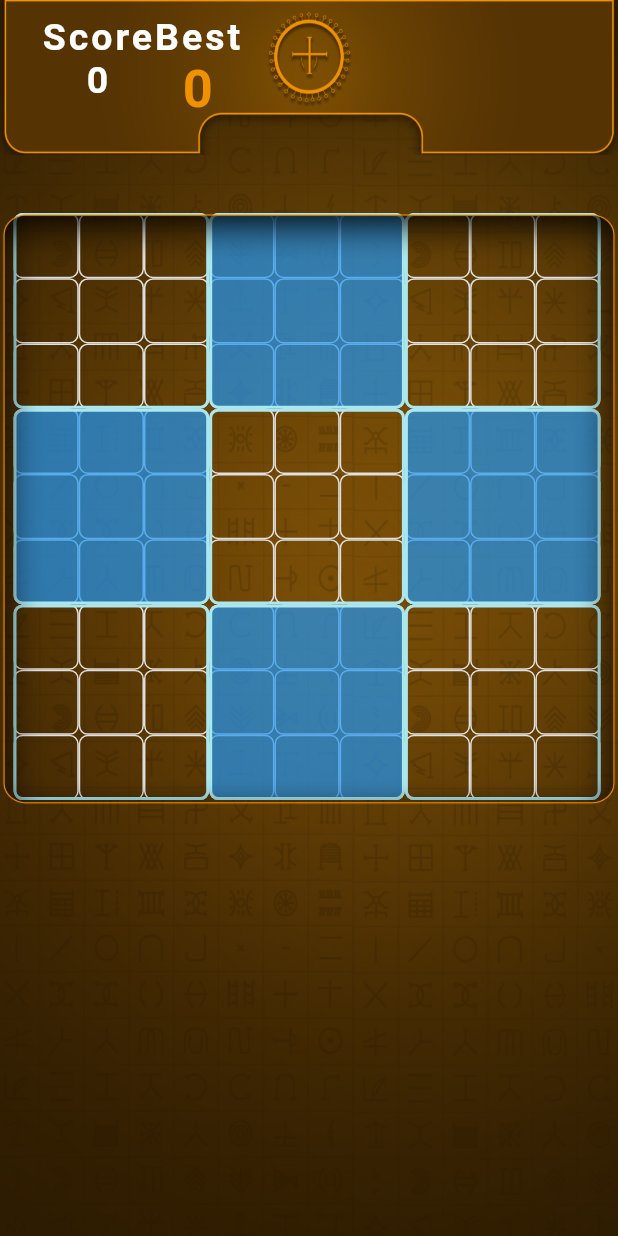
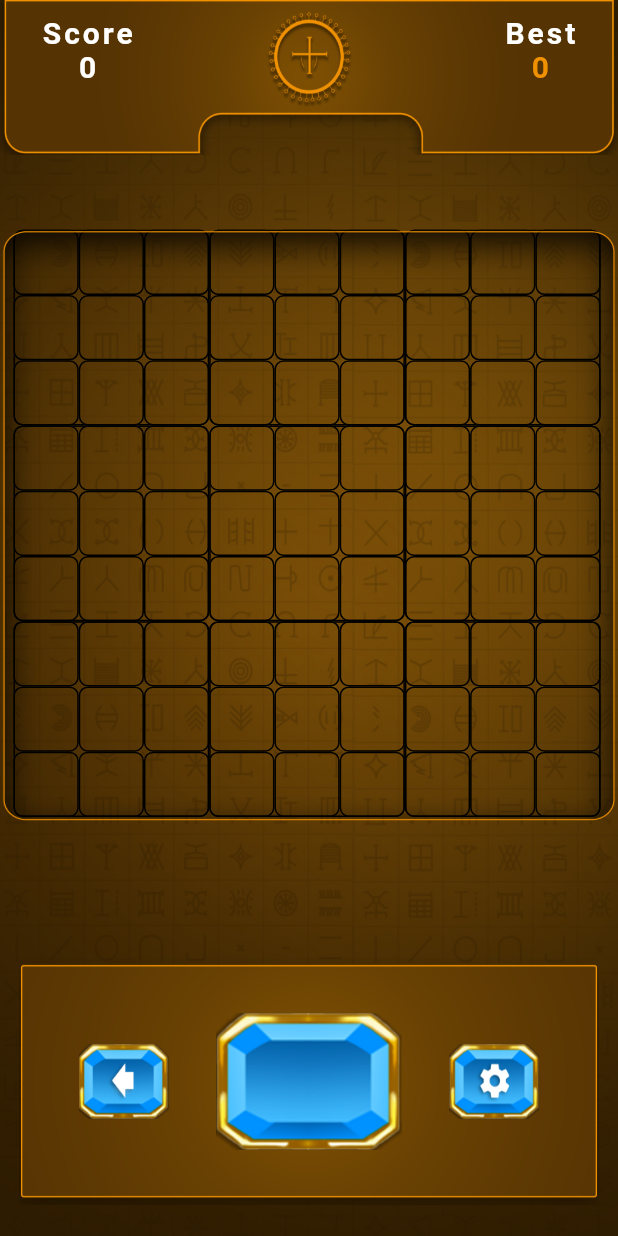
Before and after one commit to Sxmtee/JewelSwipe, a Flutter app: the GameScreen screen opened directly, on a phone screen of 412 x 824 dp. Run offline on Flutter 3.47's test engine with Material 2 defaults, Android fonts, the phone set to English and light mode, and no system bars; drawn by our look-alikes of countup; our stand-ins replace google_fonts, shared_preferences; accounts and stored records are empty; Roboto replaces fonts that are missing (Aclonica, Allison).

Commit message:
statusbar

```diff
--- a/lib/JewelSwipe/Gameview/Screens/Gamescreen.dart
+++ b/lib/JewelSwipe/Gameview/Screens/Gamescreen.dart
@@ -31,7 +31,9 @@ class _GameScreenState extends State<GameScreen> {
           child: Column(
             children: [
               const StatusBar(),
-              const SizedBox(height: 30),
+              SizedBox(
+                height: Sizes.sHeight * 5,
+              ),
               const BlockGrid(),
               Column(
                 children: List.generate(
@@ -54,7 +56,9 @@ class _GameScreenState extends State<GameScreen> {
                   ),
                 ),
               ),
-              const Flexible(child: NextItemList()),
+              const Flexible(
+                child: NextItemList(),
+              ),
             ],
           ),
         ),
--- a/lib/JewelSwipe/Gameview/Screens/Jewelscreen.dart
+++ b/lib/JewelSwipe/Gameview/Screens/Jewelscreen.dart
@@ -55,6 +55,8 @@ class _JewelScreenState extends State<JewelScreen> {
                 ),
               ),
             ),
+            Stack(
+              children: [
                 Container(
                   height: Sizes.sHeight * 15,
                   width: Sizes.sWidth * 50,
@@ -64,6 +66,21 @@ class _JewelScreenState extends State<JewelScreen> {
                     ),
                   ),
                 ),
+                Positioned(
+                  left: Sizes.sWidth * 18,
+                  bottom: Sizes.sHeight * 3,
+                  child: Container(
+                    height: Sizes.sHeight * 15,
+                    width: Sizes.sWidth * 50,
+                    decoration: const BoxDecoration(
+                      image: DecorationImage(
+                        image: AssetImage("assets/images/LIGHT.png"),
+                      ),
+                    ),
+                  ),
+                ),
+              ],
+            ),
           ],
         ),
       ),
--- a/lib/JewelSwipe/Gameview/Widgets/gamescreen/main_block_grid.dart
+++ b/lib/JewelSwipe/Gameview/Widgets/gamescreen/main_block_grid.dart
@@ -3,6 +3,7 @@ import 'dart:math';
 import 'package:flutter/material.dart';
 import 'package:jewelswipe/JewelSwipe/Gameplay/jewel_dimension.dart';
 import 'package:jewelswipe/JewelSwipe/Gameplay/jewel_model.dart';
+import 'package:jewelswipe/JewelSwipe/Gameview/Widgets/constants/sizes.dart';
 import 'package:jewelswipe/JewelSwipe/Gameview/Widgets/gamescreen/blockdrag_target.dart';
 import 'package:jewelswipe/JewelSwipe/Gameview/Widgets/gamescreen/pseudogrid.dart';
 import 'package:provider/provider.dart';
@@ -20,22 +21,6 @@ class _BlockGridState extends State<BlockGrid>
   late Animation<double> _anim;
   double offset = 9;
 
-  // bool isInRange(List<int>? blockX, List<int>? blockY, int x, int y) {
-  //   if (blockX == null || blockY == null) return false;
-  //   final len = blockX.length;
-  //   for (int i = 0; i < len; i++) {
-  //     final bx = blockX[i], by = blockY[i];
-  //     if (x >= bx * Dimensions.blockSize &&
-  //         x < (bx + 1) * Dimensions.blockSize) {
-  //       if (y >= by * Dimensions.blockSize &&
-  //           y < (by + 1) * Dimensions.blockSize) {
-  //         return true;
-  //       }
-  //     }
-  //   }
-  //   return false;
-  // }
-
   @override
   void initState() {
     super.initState();
@@ -51,9 +36,8 @@ class _BlockGridState extends State<BlockGrid>
 
   @override
   Widget build(BuildContext context) {
-    final screenSize = MediaQuery.of(context).size;
-    final width = screenSize.width;
-    final itemSize = (width * 0.95) / Dimensions.gridSize;
+    Sizes().init(context);
+    final itemSize = (Sizes.screenWidth * 0.95) / Dimensions.gridSize;
 
     return Consumer<JewelModel>(
       builder: (context, game, child) => GestureDetector(
@@ -71,7 +55,7 @@ class _BlockGridState extends State<BlockGrid>
 
         // },
         child: SizedBox(
-          height: screenSize.width,
+          height: Sizes.screenWidth,
           child: Stack(
             children: [
               Positioned(
@@ -83,10 +67,7 @@ class _BlockGridState extends State<BlockGrid>
                 left: 0,
                 top: 0,
                 child: Container(
-                  height: itemSize,
-                  width: itemSize,
                   decoration: const BoxDecoration(
-                    borderRadius: BorderRadius.all(Radius.circular(15)),
                     image: DecorationImage(
                       fit: BoxFit.fill,
                       image: AssetImage("assets/images/grid.png"),
@@ -109,12 +90,12 @@ class _BlockGridState extends State<BlockGrid>
                         top: offset +
                             y * itemSize +
                             ((game.row != null && game.row!.contains(y))
-                                ? _anim.value * width * pow(-1, x)
+                                ? _anim.value * Sizes.screenWidth * pow(-1, x)
                                 : 0),
                         left: offset +
                             x * itemSize -
                             ((game.row != null && game.row!.contains(y))
-                                ? _anim.value * width * pow(-1, y)
+                                ? _anim.value * Sizes.screenWidth * pow(-1, y)
                                 : 0),
                         child: Transform.rotate(
                           angle: (game.row != null && game.row!.contains(y))
--- a/lib/JewelSwipe/Gameview/Widgets/gamescreen/next_item_list.dart
+++ b/lib/JewelSwipe/Gameview/Widgets/gamescreen/next_item_list.dart
@@ -2,6 +2,9 @@ import 'package:flutter/material.dart';
 import 'package:jewelswipe/JewelSwipe/Gameplay/jewel_data.dart';
 import 'package:jewelswipe/JewelSwipe/Gameplay/jewel_dimension.dart';
 import 'package:jewelswipe/JewelSwipe/Gameplay/jewel_model.dart';
+import 'package:jewelswipe/JewelSwipe/Gameview/Screens/Homescreen.dart';
+import 'package:jewelswipe/JewelSwipe/Gameview/Widgets/constants/gamebutton.dart';
+import 'package:jewelswipe/JewelSwipe/Gameview/Widgets/constants/sizes.dart';
 // import 'package:jewelswipe/JewelSwipe/Gameview/Widgets/nextitemlist/block_item_preview.dart';
 import 'package:jewelswipe/JewelSwipe/Gameview/Widgets/nextitemlist/empty_item_preview.dart';
 import 'package:provider/provider.dart';
@@ -19,17 +22,37 @@ class _NextItemListState extends State<NextItemList> {
 
   @override
   Widget build(BuildContext context) {
-    var size = MediaQuery.of(context).size;
-    final itemSize = (size.width * 0.95) / Dimensions.gridSize;
+    Sizes().init(context);
+    final itemSize = (Sizes.screenWidth * 0.95) / Dimensions.gridSize;
 
     return Container(
-      padding: const EdgeInsets.only(bottom: 35),
-      height: size.height / 5,
-      width: size.width,
+      padding: EdgeInsets.symmetric(
+        horizontal: Sizes.sWidth * 5,
+      ),
+      height: Sizes.screenHeight / 5,
+      width: Sizes.screenWidth,
+      decoration: const BoxDecoration(
+        image: DecorationImage(
+          image: AssetImage("assets/images/panel.png"),
+        ),
+      ),
       child: Consumer<JewelModel>(
         builder: (context, game, child) {
           final piece = game.nextPieces[0];
-          return Draggable<DragData>(
+          return Row(
+            mainAxisAlignment: MainAxisAlignment.spaceEvenly,
+            children: [
+              GameButton(
+                width: 60,
+                onPressed: () {
+                  var route = MaterialPageRoute(
+                    builder: (context) => const HomeScreen(),
+                  );
+                  Navigator.push(context, route);
+                },
+                assetName: "assets/images/back.png",
+              ),
+              Draggable<DragData>(
                 onDragStarted: () {
                   // game.pick();
                 },
@@ -39,7 +62,7 @@ class _NextItemListState extends State<NextItemList> {
                   return Offset(50, itemSize * 4);
                 },
                 feedback: Transform.scale(
-                // scale: 1.25,
+                  scale: 1.25,
                   // child: BlockItemPreview(
                   //   piece: piece,
                   //   size: 30,
@@ -47,9 +70,12 @@ class _NextItemListState extends State<NextItemList> {
                   // ),
                 ),
                 child: Container(
-              color: Colors.transparent,
-              height: 100,
-              width: 100,
+                  decoration: const BoxDecoration(
+                    image: DecorationImage(
+                      image: AssetImage("assets/images/nextpiece.png"),
+                    ),
+                  ),
+                  width: Sizes.sWidth * 30,
                   // child: BlockItemPreview(
                   //   piece: piece,
                   //   size: 20,
@@ -59,6 +85,15 @@ class _NextItemListState extends State<NextItemList> {
                 onDragCompleted: () {
                   // game.drop();
                 },
+              ),
+              GameButton(
+                width: 60,
+                onPressed: () {
+                  game.reset();
+                },
+                assetName: "assets/images/settings.png",
+              ),
+            ],
           );
         },
       ),
--- a/lib/JewelSwipe/Gameview/Widgets/gamescreen/pseudogrid.dart
+++ b/lib/JewelSwipe/Gameview/Widgets/gamescreen/pseudogrid.dart
@@ -1,23 +1,17 @@
 import 'package:flutter/material.dart';
 import 'package:jewelswipe/JewelSwipe/Gameplay/jewel_dimension.dart';
+import 'package:jewelswipe/JewelSwipe/Gameview/Widgets/constants/sizes.dart';
 
 class PseudoGrid extends StatelessWidget {
   const PseudoGrid({super.key});
 
   @override
   Widget build(BuildContext context) {
-    final screenSize = MediaQuery.of(context).size;
-    final width = screenSize.width;
-    final itemSize = (width * 0.95) / Dimensions.gridSize;
+    Sizes().init(context);
+    final itemSize = (Sizes.screenWidth * 0.95) / Dimensions.gridSize;
 
-    return Container(
-      height: width,
-      // decoration: const BoxDecoration(
-      //   image: DecorationImage(
-      //     fit: BoxFit.fill,
-      //     image: AssetImage("assets/images/water2.gif"),
-      //   ),
-      // ),
+    return SizedBox(
+      height: Sizes.screenWidth,
       child: Column(
         children: List.generate(
           Dimensions.blockCount,
@@ -29,13 +23,10 @@ class PseudoGrid extends StatelessWidget {
                   return DecoratedBox(
                     position: DecorationPosition.foreground,
                     decoration: BoxDecoration(
-                      color: (by == 1 || bx == 1) && by != bx
-                          ? Colors.blue.withOpacity(0.7)
-                          : Colors.transparent,
                       borderRadius: BorderRadius.circular(6),
                       border: Border.all(
-                        color: const Color(0XFFa9e8f1),
-                        width: 2,
+                        color: Colors.black,
+                        width: 1,
                       ),
                     ),
                     child: Column(
@@ -51,7 +42,7 @@ class PseudoGrid extends StatelessWidget {
                                   decoration: BoxDecoration(
                                     borderRadius: BorderRadius.circular(6),
                                     border: Border.all(
-                                      color: Colors.grey.shade300,
+                                      color: Colors.black,
                                     ),
                                   ),
                                   child: SizedBox(
--- a/lib/JewelSwipe/Gameview/Widgets/gamescreen/statusbar.dart
+++ b/lib/JewelSwipe/Gameview/Widgets/gamescreen/statusbar.dart
@@ -25,9 +25,12 @@ class _StatusBarState extends State<StatusBar> {
     return Consumer<JewelModel>(
       builder: (context, game, child) {
         if (prevScore != game.score) {
-          Timer(const Duration(milliseconds: 1500), () {
+          Timer(
+            const Duration(milliseconds: 1500),
+            () {
               prevScore = game.score;
-          },);
+            },
+          );
         }
         return Container(
           padding: EdgeInsets.only(
@@ -44,14 +47,15 @@ class _StatusBarState extends State<StatusBar> {
             ),
           ),
           child: Row(
+            mainAxisAlignment: MainAxisAlignment.spaceBetween,
             children: [
               Column(
                 children: [
                   Text(
                     "Score",
-                    style: GoogleFonts.allison(
+                    style: GoogleFonts.aclonica(
                       letterSpacing: 2,
-                      fontSize: 25,
+                      fontSize: 20,
                       fontWeight: FontWeight.bold,
                     ),
                   ),
@@ -59,36 +63,33 @@ class _StatusBarState extends State<StatusBar> {
                     begin: prevScore.toDouble(),
                     end: (game.score).toDouble(),
                     duration: const Duration(seconds: 1),
-                    style: GoogleFonts.allison(
+                    style: GoogleFonts.aclonica(
                       letterSpacing: 2,
-                      fontSize: 25,
+                      fontSize: 20,
                       fontWeight: FontWeight.bold,
                     ),
                   ),
                 ],
               ),
-              Align(
-                alignment: Alignment.centerRight,
-                child: Column(
+              Column(
                 children: [
                   Text(
                     "Best",
-                      style: GoogleFonts.almendraSc(
+                    style: GoogleFonts.aclonica(
                       letterSpacing: 2,
-                        fontSize: 25,
+                      fontSize: 20,
                       fontWeight: FontWeight.bold,
                     ),
                   ),
                   Text(
                     "$bestScore",
-                      style: GoogleFonts.allison(
+                    style: GoogleFonts.aclonica(
                       color: const Color(0XFFf09102),
-                        fontSize: 35,
+                      fontSize: 20,
                       fontWeight: FontWeight.bold,
                     ),
                   ),
                 ],
-                ),
               ),
             ],
           ),
--- a/lib/JewelSwipe/Gameview/Widgets/nextitemlist/empty_item_preview.dart
+++ b/lib/JewelSwipe/Gameview/Widgets/nextitemlist/empty_item_preview.dart
@@ -1,16 +1,20 @@
 import 'package:flutter/material.dart';
+import 'package:jewelswipe/JewelSwipe/Gameview/Widgets/constants/sizes.dart';
 
 class EmptyItemPreview extends StatelessWidget {
   const EmptyItemPreview({super.key});
 
   @override
   Widget build(BuildContext context) {
-    return const SizedBox(
-      width: 120,
-      height: 100,
-      child: DecoratedBox(
+    Sizes().init(context);
+    return SizedBox(
+      width: Sizes.sWidth * 30,
+      height: Sizes.sHeight * 25,
+      child: const DecoratedBox(
         decoration: BoxDecoration(
-          color: Colors.transparent,
+          image: DecorationImage(
+            image: AssetImage("assets/images/nextpiece.png"),
+          ),
         ),
       ),
     );
--- a/lib/main.dart
+++ b/lib/main.dart
@@ -1,4 +1,5 @@
 import 'package:flutter/material.dart';
+import 'package:flutter/services.dart';
 import 'package:jewelswipe/JewelSwipe/Gameplay/jewel_model.dart';
 import 'package:jewelswipe/JewelSwipe/Gameplay/jewel_preferences.dart';
 import 'package:jewelswipe/JewelSwipe/Gameview/Screens/Jewelscreen.dart';
@@ -6,6 +7,13 @@ import 'package:provider/provider.dart';
 
 void main() async {
   WidgetsFlutterBinding.ensureInitialized();
+  SystemChrome.setEnabledSystemUIMode(
+    SystemUiMode.manual,
+    overlays: [SystemUiOverlay.bottom],
+  );
+  SystemChrome.setPreferredOrientations(
+    [DeviceOrientation.portraitUp],
+  );
   JewelPreferences.init();
   runApp(const MyApp());
 }
```
Also changed, not shown: pubspec.yaml (+6 -7 lines), assets/fonts/Inter-Regular.ttf (deleted), assets/fonts/Inter-SemiBold.ttf (deleted), assets/fonts/MamaKilo Decorative.otf (added), assets/images/LIGHT.png, 1 other file. Lines whose indentation alone changed are shown as unchanged.
